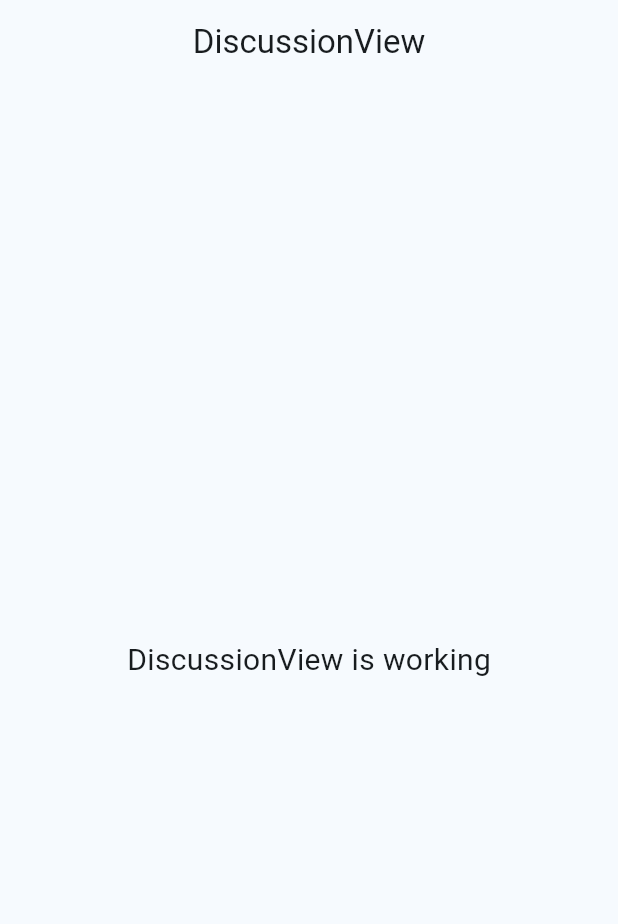
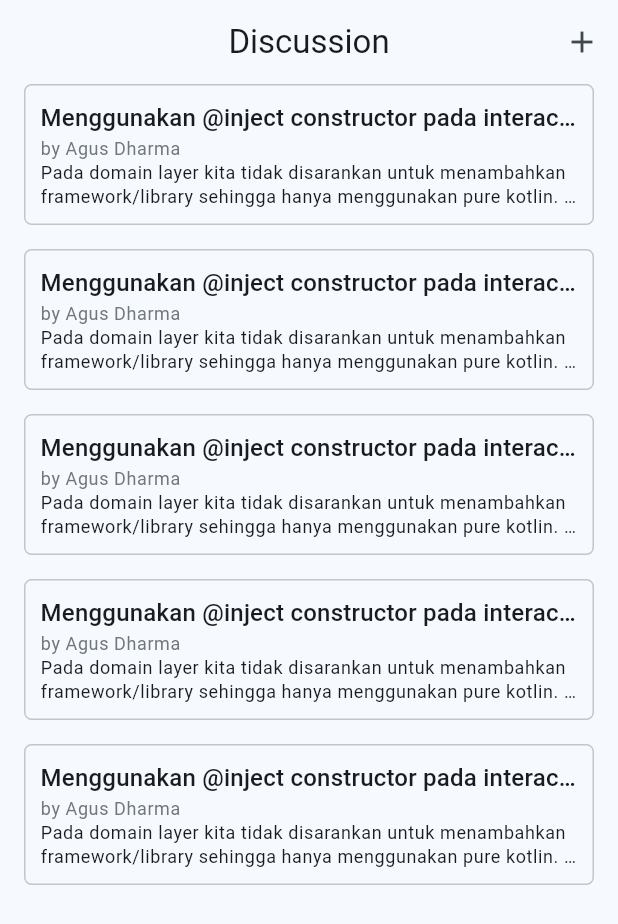
Before and after one commit to AgusDharmaUDEL93/X-Buddy, a Flutter app: the DiscussionView screen opened by its route, on a phone screen of 412 x 824 dp. Shown: the top 924 px of the screen. Run offline on Flutter 3.47's test engine with Material 3 defaults, Android fonts, the phone set to English and light mode, and no system bars; our stand-ins replace firebase_core, get; accounts and stored records are empty.

Commit message:
finishing discussion page

```diff
--- a/lib/app/modules/discussion/views/discussion_view.dart
+++ b/lib/app/modules/discussion/views/discussion_view.dart
@@ -1,7 +1,9 @@
 import 'package:flutter/material.dart';
 
 import 'package:get/get.dart';
+import 'package:x_buddy/app/routes/app_pages.dart';
 
+import '../../../widgets/CardDiscussion.dart';
 import '../controllers/discussion_controller.dart';
 
 class DiscussionView extends GetView<DiscussionController> {
@@ -10,14 +12,34 @@ class DiscussionView extends GetView<DiscussionController> {
   Widget build(BuildContext context) {
     return Scaffold(
       appBar: AppBar(
-        title: const Text('DiscussionView'),
+        title: const Text('Discussion'),
         centerTitle: true,
         automaticallyImplyLeading: false,
+        actions: [
+          IconButton(
+            onPressed: () {
+              Get.toNamed(Routes.ADD_DISCUSSION);
+            },
+            icon: Icon(Icons.add),
+          ),
+        ],
       ),
-      body: const Center(
-        child: Text(
-          'DiscussionView is working',
-          style: TextStyle(fontSize: 20),
+      body: Padding(
+        padding: EdgeInsets.symmetric(
+          horizontal: 16,
+        ),
+        child: ListView.separated(
+          itemCount: 5,
+          itemBuilder: (context, index) => CardDiscussion(
+            title:
+                'Menggunakan @inject constructor pada interactor class di domain layer',
+            author: "Agus Dharma",
+            description:
+                "Pada domain layer kita tidak disarankan untuk menambahkan framework/library sehingga hanya menggunakan pure kotlin. Namun pada implementasinya dari modul, kita  menggunakan dagger untuk kelas interactor yang berada pada domain layer  dengan menambahkan @inject constructor yang merupakan bagian dari dagger. Apakah ini tidak menyalahi rule dari clean architecture ? terimakasih, mohon penjelasannya",
+          ),
+          separatorBuilder: (context, index) => SizedBox(
+            height: 16,
+          ),
         ),
       ),
     );
--- a/lib/app/routes/app_pages.dart
+++ b/lib/app/routes/app_pages.dart
@@ -1,7 +1,13 @@
 import 'package:get/get.dart';
 
+import '../modules/add_discussion/bindings/add_discussion_binding.dart';
+import '../modules/add_discussion/views/add_discussion_view.dart';
+import '../modules/discussion/bindings/discussion_binding.dart';
 import '../modules/discussion/bindings/discussion_binding.dart';
 import '../modules/discussion/views/discussion_view.dart';
+import '../modules/discussion/views/discussion_view.dart';
+import '../modules/discussion_detail/bindings/discussion_detail_binding.dart';
+import '../modules/discussion_detail/views/discussion_detail_view.dart';
 import '../modules/event/bindings/event_binding.dart';
 import '../modules/event/views/event_view.dart';
 import '../modules/home/bindings/home_binding.dart';
@@ -37,5 +43,15 @@ class AppPages {
       page: () => const ProfileView(),
       binding: ProfileBinding(),
     ),
+    GetPage(
+      name: _Paths.DISCUSSION_DETAIL,
+      page: () => const DiscussionDetailView(),
+      binding: DiscussionDetailBinding(),
+    ),
+    GetPage(
+      name: _Paths.ADD_DISCUSSION,
+      page: () => const AddDiscussionView(),
+      binding: AddDiscussionBinding(),
+    ),
   ];
 }
--- a/lib/app/routes/app_routes.dart
+++ b/lib/app/routes/app_routes.dart
@@ -7,6 +7,8 @@ abstract class Routes {
   static const EVENT = _Paths.EVENT;
   static const DISCUSSION = _Paths.DISCUSSION;
   static const PROFILE = _Paths.PROFILE;
+  static const DISCUSSION_DETAIL = _Paths.DISCUSSION_DETAIL;
+  static const ADD_DISCUSSION = _Paths.ADD_DISCUSSION;
 }
 
 abstract class _Paths {
@@ -15,4 +17,6 @@ abstract class _Paths {
   static const EVENT = '/event';
   static const DISCUSSION = '/discussion';
   static const PROFILE = '/profile';
+  static const DISCUSSION_DETAIL = '/discussion-detail';
+  static const ADD_DISCUSSION = '/add-discussion';
 }
--- /dev/null
+++ b/lib/app/widgets/CardDiscussion.dart
@@ -0,0 +1,57 @@
+import 'package:flutter/material.dart';
+import 'package:get/get.dart';
+import 'package:x_buddy/app/routes/app_pages.dart';
+
+class CardDiscussion extends StatelessWidget {
+  const CardDiscussion({
+    super.key,
+    required this.title,
+    required this.author,
+    required this.description,
+  });
+
+  final String title;
+  final String author;
+  final String description;
+
+  @override
+  Widget build(BuildContext context) {
+    return InkWell(
+      onTap: () {
+        Get.toNamed(Routes.DISCUSSION_DETAIL);
+      },
+      child: Container(
+        width: Get.width,
+        padding: EdgeInsets.all(10),
+        decoration: BoxDecoration(
+          border:
+              Border.all(color: Theme.of(context).colorScheme.outlineVariant),
+          borderRadius: BorderRadius.circular(5),
+        ),
+        child: Column(
+          crossAxisAlignment: CrossAxisAlignment.start,
+          children: [
+            Text(
+              title,
+              style: Theme.of(context).textTheme.titleMedium,
+              maxLines: 1,
+              overflow: TextOverflow.ellipsis,
+            ),
+            Text(
+              "by $author",
+              style: Theme.of(context).textTheme.bodySmall?.copyWith(
+                    color: Theme.of(context).colorScheme.outline,
+                  ),
+            ),
+            Text(
+              description,
+              style: Theme.of(context).textTheme.bodySmall,
+              maxLines: 2,
+              overflow: TextOverflow.ellipsis,
+            )
+          ],
+        ),
+      ),
+    );
+  }
+}
```
Also changed, not shown: lib/app/modules/add_discussion/bindings/add_discussion_binding.dart (added, +12 -0 lines), lib/app/modules/add_discussion/controllers/add_discussion_controller.dart (added, +23 -0 lines), lib/app/modules/add_discussion/views/add_discussion_view.dart (added, +58 -0 lines), lib/app/modules/discussion_detail/bindings/discussion_detail_binding.dart (added, +12 -0 lines), lib/app/modules/discussion_detail/controllers/discussion_detail_controller.dart (added, +23 -0 lines), lib/app/modules/discussion_detail/views/discussion_detail_view.dart (added, +103 -0 lines), lib/app/widgets/CardComment.dart (added, +43 -0 lines).
